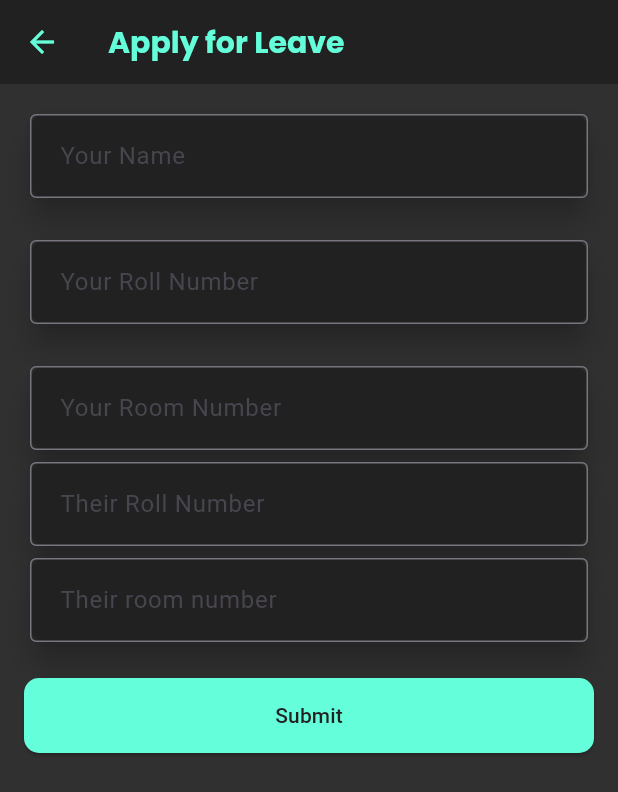
After one commit to mjthewalker/IRIS_2024_Mohnish_231CS235, a Flutter app: the screen it shows once a user with an empty profile is signed in, after a tap on "Switch Rooms", on a phone screen of 412 x 824 dp. The commit adds this screen. Shown: the top 792 px of the screen. Run offline on Flutter 3.47's test engine with Material 3 defaults, Android fonts, the phone set to English and light mode, and no system bars; our stand-ins replace cloud_firestore, firebase_auth, firebase_core, firebase_messaging, getwidget, google_fonts and 2 more; accounts and stored records are empty.

Commit message:
switch rooms part 1

```diff
--- a/lib/Screens/Hostel_Dashboard/iris.dart
+++ b/lib/Screens/Hostel_Dashboard/iris.dart
@@ -4,6 +4,7 @@ import 'package:flutter/material.dart';
 import 'package:google_fonts/google_fonts.dart';
 import 'package:iris_rec/Data%20and%20models/student_list_model.dart';
 import 'package:iris_rec/Screens/Hostel_Dashboard/my_drawer.dart';
+import 'package:iris_rec/Screens/room_switch/switch_rooms.dart';
 import 'package:iris_rec/Screens/Hostel_Manager/hostel_manager.dart';
 import 'package:iris_rec/Screens/Hostel_change/hostel_change.dart';
 import 'package:iris_rec/Screens/Hostel_registration/hostelreg.dart';
@@ -58,6 +59,7 @@ class _MainScreenState extends State<MainScreen> {
       setState(() => isLoading = false);
     }
   }
+
 
   @override
   Widget build(BuildContext context) {
@@ -134,12 +136,25 @@ class _MainScreenState extends State<MainScreen> {
           var rollNumber = userData['roll'] ?? 'No roll number';
           var hostelInfo = userData['hostelInfo'];
 
+
           if (hostelInfo == null) {
             return HostelRegistrationScreen(
               mode: "register",
               studentdetail: x,
             );
           }
+          final StudentList y = StudentList(
+            hostelinfo: HostelDetails(
+              floor: hostelInfo['floor'],
+              hostelName: hostelInfo['hostelName'],
+              roomNumber: hostelInfo['roomNumber'],
+              wing: hostelInfo['wing'],
+            ),
+            email: email,
+            name: name,
+            rollnumber: rollNumber,
+            uid: userId,
+          );
 
           return SingleChildScrollView(
             child: Padding(
@@ -203,7 +218,7 @@ class _MainScreenState extends State<MainScreen> {
                             ),
                           ),
                           const SizedBox(height: 10),
-                          _buildInfoRow('Hostel Name', hostelInfo['hostelName']),
+                          _buildInfoRow('Hostel', hostelInfo['hostelName']),
                           _buildInfoRow('Room Number', hostelInfo['roomNumber']),
                           _buildInfoRow('Floor', hostelInfo['floor']),
                           _buildInfoRow('Wing', hostelInfo['wing']),
@@ -265,6 +280,18 @@ class _MainScreenState extends State<MainScreen> {
                               builder: (context) => ApplyLeave(
                                 hostelName: hostelInfo['hostelName'],
                               ),
+                            ),
+                          );
+                        },
+                      ),
+                      _buildActionButton(
+                        icon: Icons.airplane_ticket,
+                        label: 'Switch Rooms',
+                        onPressed: () {
+                          Navigator.push(
+                            context,
+                            MaterialPageRoute(
+                              builder: (context) => SwitchRooms(studentinfo: y,),
                             ),
                           );
                         },
--- a/lib/Screens/Student_Manager/manage_student.dart
+++ b/lib/Screens/Student_Manager/manage_student.dart
@@ -76,7 +76,7 @@ class ManageStudent extends StatelessWidget {
             // Deallocate Room Button
             ElevatedButton(
               onPressed: () async {
-                if (studentdata.hostelinfo.hostelName == "No hostel alloted") {
+                if (studentdata.hostelinfo.hostelName == "No hostel allotted") {
                   ScaffoldMessenger.of(context).showSnackBar(
                     const SnackBar(content: Text('Deallocation failed, student already deallocated')),
                   );
--- /dev/null
+++ b/lib/Screens/room_switch/switch_rooms.dart
@@ -0,0 +1,234 @@
+import 'package:cloud_firestore/cloud_firestore.dart';
+import 'package:flutter/material.dart';
+import 'package:google_fonts/google_fonts.dart';
+import 'package:iris_rec/Data%20and%20models/student_list_model.dart';
+
+class SwitchRooms extends StatefulWidget {
+  StudentList studentinfo;
+  SwitchRooms({required this.studentinfo});
+
+  @override
+  _SwitchRoomsState createState() => _SwitchRoomsState();
+}
+
+class _SwitchRoomsState extends State<SwitchRooms> {
+  final _formKey = GlobalKey<FormState>();
+  String _nameController = '';
+  String _room = '';
+  String _roll = '';
+  String _theirRollNumber = '';
+  String _theirRoomNumber = '';
+
+
+
+  // Method to handle form submission
+  void _submitForm(BuildContext context) async {
+    _formKey.currentState!.save();
+    String x='';
+    if (int.parse(_room)<int.parse(_theirRoomNumber)) x = _room + '<->' + _theirRoomNumber;
+    else x= _theirRoomNumber + '<->' + _room;
+
+    await FirebaseFirestore.instance.collection('room_exchange').doc(widget.studentinfo.hostelinfo.hostelName).set({
+      x : {
+        _roll :{
+          "name": widget.studentinfo.name,
+          "rollNumber": _roll,
+          "hostel": widget.studentinfo.hostelinfo.hostelName,
+          "floor": widget.studentinfo.hostelinfo.floor,
+          "wing": widget.studentinfo.hostelinfo.wing,
+          "room": widget.studentinfo.hostelinfo.roomNumber,
+          "their_roll": _theirRollNumber
+        },
+      }
+    },SetOptions(merge: true));
+    ScaffoldMessenger.of(context).showSnackBar(
+      const SnackBar(content: Text("Request submitted successfully!")),
+    );
+    Navigator.pop(context);
+  }
+
+  @override
+  Widget build(BuildContext context) {
+    return Scaffold(
+      appBar: AppBar(
+        title: Text(
+          "Apply for Leave",
+          style: GoogleFonts.poppins(
+            fontSize: 20,
+            fontWeight: FontWeight.bold,
+            color: Colors.tealAccent, // Accent color for title
+          ),
+        ),
+        backgroundColor: Colors.grey[900],
+        iconTheme: const IconThemeData(color: Colors.tealAccent),
+      ),
+      backgroundColor: Colors.grey[850], // Dark background
+      body: Padding(
+        padding: const EdgeInsets.all(16.0),
+        child: Form(
+          key: _formKey,
+          child: ListView(
+            children: <Widget>[
+              // Name field
+              Card(
+                color: Colors.grey[900], // Dark card background
+                shape: RoundedRectangleBorder(
+                  borderRadius: BorderRadius.circular(10),
+                ),
+                elevation: 8,
+                child: TextFormField(
+                  decoration: const InputDecoration(
+                    labelText: "Your Name",
+
+                    border: OutlineInputBorder(),
+                    contentPadding: EdgeInsets.all(16),
+                  ),
+                  style: TextStyle(color: Colors.white),
+                  validator: (value) {
+                    if (value == null || value.isEmpty) {
+                      return 'Please enter your name';
+                    }
+                    return null;
+                  },
+                  onSaved: (value) {
+                    _nameController = value!;
+                  },
+                ),
+              ),
+              const SizedBox(height: 20),
+
+              // Roll number field
+              Card(
+                color: Colors.grey[900], // Dark card background
+                shape: RoundedRectangleBorder(
+                  borderRadius: BorderRadius.circular(10),
+                ),
+                elevation: 8,
+                child: TextFormField(
+                  decoration: const InputDecoration(
+                    labelText: "Your Roll Number",
+                    border: OutlineInputBorder(),
+                    contentPadding: EdgeInsets.all(16),
+                  ),
+                  style: TextStyle(color: Colors.white),
+                  validator: (value) {
+                    if (value == null || value.isEmpty) {
+                      return 'Please enter your roll number';
+                    }
+                    return null;
+                  },
+                  onSaved: (value) {
+                    _roll = value!;
+                  },
+                ),
+              ),
+              const SizedBox(height: 20),
+
+
+              // Leave reason field
+              Card(
+                color: Colors.grey[900], // Dark card background
+                shape: RoundedRectangleBorder(
+                  borderRadius: BorderRadius.circular(10),
+                ),
+                elevation: 8,
+                child: TextFormField(
+
+                  decoration: const InputDecoration(
+                    labelText: "Your Room Number",
+                    border: OutlineInputBorder(),
+                    contentPadding: EdgeInsets.all(16),
+                  ),
+
+                  style: TextStyle(color: Colors.white),
+
+                  validator: (value) {
+                    if (value == null || value.isEmpty) {
+                      return 'Please provide a proper roll number';
+                    }
+                    return null;
+                  },
+                  onSaved: (value) {
+                    _room = value!;
+                  },
+                ),
+              ),
+              Card(
+                color: Colors.grey[900], // Dark card background
+                shape: RoundedRectangleBorder(
+                  borderRadius: BorderRadius.circular(10),
+                ),
+                elevation: 8,
+                child: TextFormField(
+
+                  decoration: const InputDecoration(
+                    labelText: "Their Roll Number",
+                    border: OutlineInputBorder(),
+                    contentPadding: EdgeInsets.all(16),
+                  ),
+
+                  style: TextStyle(color: Colors.white),
+
+                  validator: (value) {
+                    if (value == null || value.isEmpty) {
+                      return 'Please provide a proper roll number';
+                    }
+                    return null;
+                  },
+                  onSaved: (value) {
+                    _theirRollNumber = value!;
+                  },
+                ),
+              ),
+              Card(
+                color: Colors.grey[900], // Dark card background
+                shape: RoundedRectangleBorder(
+                  borderRadius: BorderRadius.circular(10),
+                ),
+                elevation: 8,
+                child: TextFormField(
+
+                  decoration: const InputDecoration(
+                    labelText: "Their room number",
+                    border: OutlineInputBorder(),
+                    contentPadding: EdgeInsets.all(16),
+                  ),
+
+                  style: TextStyle(color: Colors.white),
+
+                  validator: (value) {
+                    if (value == null || value.isEmpty) {
+                      return 'Please provide a proper roll number';
+                    }
+                    return null;
+                  },
+                  onSaved: (value) {
+                    _theirRoomNumber = value!;
+                  },
+                ),
+              ),
+              const SizedBox(height: 20),
+
+              // Submit button
+              ElevatedButton(
+                onPressed: () {
+
+                    _submitForm(context);
+
+                },
+                style: ElevatedButton.styleFrom(
+                  backgroundColor: Colors.tealAccent, // Match previous theme
+                  padding: const EdgeInsets.symmetric(vertical: 15),
+                  shape: RoundedRectangleBorder(
+                    borderRadius: BorderRadius.circular(10), // Rounded corners for button
+                  ),
+                ),
+                child:  Text('Submit',style: TextStyle(color: Colors.grey[900]),),
+              ),
+            ],
+          ),
+        ),
+      ),
+    );
+  }
+}
```
Also changed, not shown: lib/Screens/Hostel_Dashboard/my_requests.dart (+9 -4 lines), lib/Screens/Hostel_change/hostel_change.dart (+33 -7 lines), lib/Screens/room_switch/approve_switch.dart (added).
